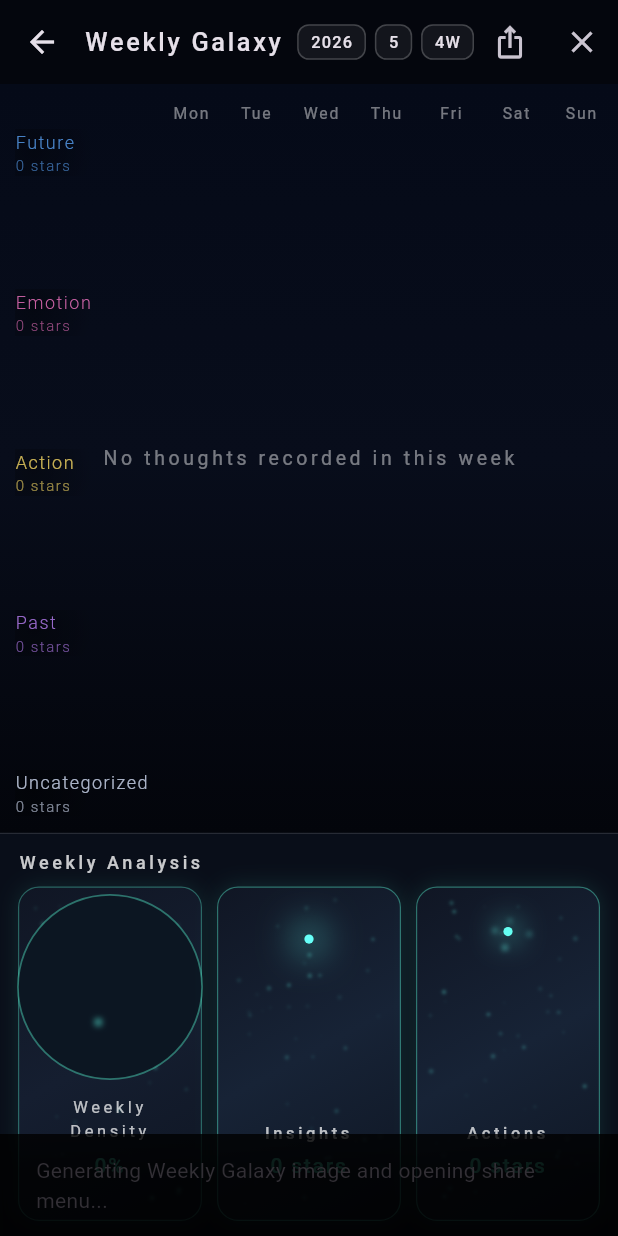
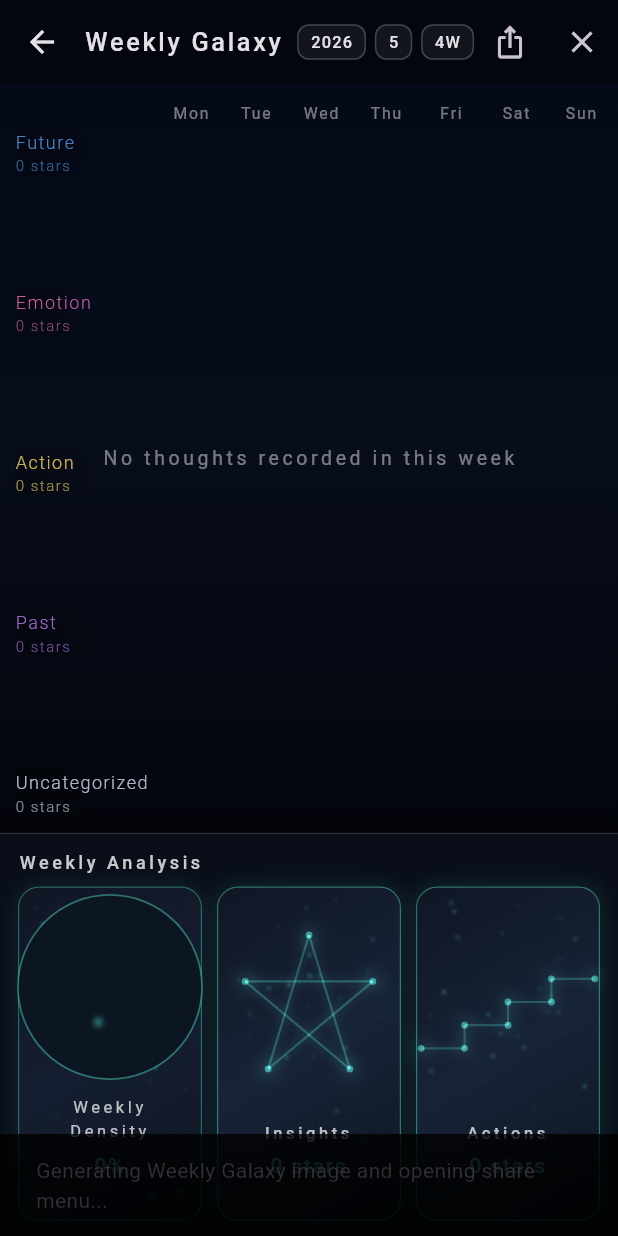
Before and after one commit to mindfulstudioofficial/mind_galaxy, a Flutter app: the WeeklyGalaxyScreen screen opened directly, after a tap on the "ios share" icon, on a phone screen of 412 x 824 dp. Run offline on Flutter 3.47's test engine with Material 3 defaults, Android fonts, the phone set to English and light mode, and no system bars; drawn by our look-alikes of screenshot; our stand-ins replace google_mobile_ads, hive, hive_flutter, share_plus; missing offline and left inert: universal_html; accounts and stored records are empty.

Commit message:
今週の振り返り気づき五芒星、行動階段へ星形状変更完了。
Co-authored-by: Cursor <cursoragent@cursor.com>

```diff
--- a/lib/main.dart
+++ b/lib/main.dart
@@ -54,17 +54,18 @@ void main() async {
   await AppSettings.ensureDefaults();
   await _runCategoryCanonicalMigrationOnce();
   await _removeLegacyScreenshotSeedThoughtsOnce();
-  await _removeScreenshotDemoArtifactsOnce();
   runApp(const MindGalaxyApp());
 }
 
 /// One-time cleanup of demo `Thought`s left by the removed screenshot-seeding build.
 const String _legacyScreenshotClusterId = 'mg_screenshot_seed';
-const String _legacyScreenshotPurgeDoneKey = 'legacy_mg_screenshot_seed_purged_v1';
+const String _legacyScreenshotPurgeDoneKey =
+    'legacy_mg_screenshot_seed_purged_v1';
 
 Future<void> _removeLegacyScreenshotSeedThoughtsOnce() async {
   final settings = Hive.box('settings');
-  if (settings.get(_legacyScreenshotPurgeDoneKey, defaultValue: false) as bool) {
+  if (settings.get(_legacyScreenshotPurgeDoneKey, defaultValue: false)
+      as bool) {
     return;
   }
   final box = Hive.box<Thought>('thoughts');
@@ -74,27 +75,6 @@ Future<void> _removeLegacyScreenshotSeedThoughtsOnce() async {
     }
   }
   await settings.put(_legacyScreenshotPurgeDoneKey, true);
-}
-
-/// One-time cleanup after removing the screenshot demo mode build.
-const String _screenshotDemoClusterId = 'screenshot_demo';
-const String _screenshotDemoPurgeDoneKey = 'screenshot_demo_purged_v1';
-
-Future<void> _removeScreenshotDemoArtifactsOnce() async {
-  final settings = Hive.box('settings');
-  if (settings.get(_screenshotDemoPurgeDoneKey, defaultValue: false) as bool) {
-    return;
-  }
-  final box = Hive.box<Thought>('thoughts');
-  for (final t in box.values.toList()) {
-    if (t.clusterId == _screenshotDemoClusterId) {
-      await t.delete();
-    }
-  }
-  if (settings.containsKey('screenshotDemoMode')) {
-    await settings.delete('screenshotDemoMode');
-  }
-  await settings.put(_screenshotDemoPurgeDoneKey, true);
 }
 
 Future<void> _runCategoryCanonicalMigrationOnce() async {
--- a/lib/screens/home_screen.dart
+++ b/lib/screens/home_screen.dart
@@ -1687,6 +1687,10 @@ class _HomeScreenState extends State<HomeScreen> with TickerProviderStateMixin {
         action.contains(keyword);
   }
 
+  String _sanitizeObservationSupplement(String raw) {
+    return raw.replaceFirst(RegExp(r'^\s*[💡🏃]\s*'), '');
+  }
+
   void _rebuildObservationSearchMatches() {
     final normalized = _observationSearchQuery.trim().toLowerCase();
     if (normalized.isEmpty) {
@@ -1930,8 +1934,10 @@ class _HomeScreenState extends State<HomeScreen> with TickerProviderStateMixin {
 
       if (focusFactor > 0) {
         final thoughtTrim = thought.content.trim();
-        final insightRaw = thought.insight?.trim() ?? "";
-        final actionRaw = thought.action?.trim() ?? "";
+        final insightRaw =
+            _sanitizeObservationSupplement(thought.insight?.trim() ?? "");
+        final actionRaw =
+            _sanitizeObservationSupplement(thought.action?.trim() ?? "");
         final placeLabelOnLeft = x > (size.width * 0.5);
         final textAlign = placeLabelOnLeft ? TextAlign.right : TextAlign.left;
         final crossAxisAlignment = placeLabelOnLeft
@@ -1968,7 +1974,7 @@ class _HomeScreenState extends State<HomeScreen> with TickerProviderStateMixin {
           if (insightRaw.isNotEmpty) ...[
             if (thoughtTrim.isNotEmpty) const SizedBox(height: blockGap),
             Text(
-              '💡 $insightRaw',
+              insightRaw,
               textAlign: textAlign,
               maxLines: maxObservationTextLines,
               overflow: TextOverflow.ellipsis,
@@ -1992,7 +1998,7 @@ class _HomeScreenState extends State<HomeScreen> with TickerProviderStateMixin {
             if (thoughtTrim.isNotEmpty || insightRaw.isNotEmpty)
               const SizedBox(height: blockGap),
             Text(
-              '🏃 $actionRaw',
+              actionRaw,
               textAlign: textAlign,
               maxLines: maxObservationTextLines,
               overflow: TextOverflow.ellipsis,
--- a/lib/screens/weekly_galaxy_screen.dart
+++ b/lib/screens/weekly_galaxy_screen.dart
@@ -1876,72 +1876,140 @@ class _StatConstellationPainter extends CustomPainter {
     required this.particleMode,
   });
 
-  List<Offset> _buildPoints(Size size) {
-    final starCount = count.clamp(1, 18);
-    final center = Offset(size.width * 0.5, size.height * 0.48);
-    final baseRadius = min(size.width, size.height) * 0.28;
-    final points = <Offset>[];
-    for (var i = 0; i < starCount; i++) {
-      final angle = (-pi / 2) + (2 * pi * i / starCount);
-      final radiusMod = particleMode
-          ? 0.985 + sin((2 * pi * i / starCount) * 2.0) * 0.018
-          : 0.88 + ((i % 3) * 0.08);
-      points.add(
-        Offset(
-          center.dx + cos(angle) * baseRadius * radiusMod,
-          center.dy + sin(angle) * baseRadius * radiusMod,
-        ),
-      );
-    }
-    return points;
+  List<Offset> _templatePoints(Size size) {
+    final width = size.width;
+    final height = size.height;
+
+    if (particleMode) {
+      // Action: upward staircase (small consistent steps).
+      return <Offset>[
+        Offset(width * 0.16, height * 0.66), // step 1 start
+        Offset(width * 0.33, height * 0.66), // step 1 run
+        Offset(width * 0.33, height * 0.57), // step 1 rise
+        Offset(width * 0.50, height * 0.57), // step 2 run
+        Offset(width * 0.50, height * 0.48), // step 2 rise
+        Offset(width * 0.67, height * 0.48), // step 3 run
+        Offset(width * 0.67, height * 0.39), // step 3 rise
+        Offset(width * 0.84, height * 0.39), // step 3 top run
+      ];
+    }
+
+    // Insight: five-pointed star.
+    return <Offset>[
+      Offset(width * 0.50, height * 0.22), // top
+      Offset(width * 0.66, height * 0.74), // lower-right
+      Offset(width * 0.25, height * 0.40), // upper-left
+      Offset(width * 0.75, height * 0.40), // upper-right
+      Offset(width * 0.34, height * 0.74), // lower-left
+    ];
+  }
+
+  List<List<int>> _templateSegments() {
+    if (particleMode) {
+      return const <List<int>>[
+        [0, 1],
+        [1, 2],
+        [2, 3],
+        [3, 4],
+        [4, 5],
+        [5, 6],
+        [6, 7],
+      ];
+    }
+
+    return const <List<int>>[
+      [0, 1],
+      [1, 2],
+      [2, 3],
+      [3, 4],
+      [4, 0],
+    ];
+  }
+
+  int _activePointCount(int pointTotal) {
+    final safeCount = count.clamp(0, 1100);
+    if (safeCount <= 0) return 0;
+    final scaled = ((safeCount / 18.0) * pointTotal).ceil();
+    return scaled.clamp(1, pointTotal);
   }
 
   @override
   void paint(Canvas canvas, Size size) {
-    final points = _buildPoints(size);
+    final points = _templatePoints(size);
+    final segments = _templateSegments();
     if (points.isEmpty) return;
-
-    if (points.length >= 2) {
-      final path = Path()..moveTo(points.first.dx, points.first.dy);
-      for (var i = 1; i < points.length; i++) {
-        path.lineTo(points[i].dx, points[i].dy);
+    final activePointCount = _activePointCount(points.length);
+    final activeIndices = <int>{for (var i = 0; i < activePointCount; i++) i};
+    final intensity = (count / 18.0).clamp(0.0, 1.0);
+
+    // Always draw a faint skeleton so shape stays recognizable with low counts.
+    for (final segment in segments) {
+      final a = points[segment[0]];
+      final b = points[segment[1]];
+      final ghostGlow = Paint()
+        ..style = PaintingStyle.stroke
+        ..strokeWidth = particleMode ? 1.9 : 2.1
+        ..color = color.withValues(alpha: particleMode ? 0.08 : 0.1)
+        ..maskFilter = const MaskFilter.blur(BlurStyle.normal, 2.0)
+        ..blendMode = BlendMode.plus;
+      final ghostLine = Paint()
+        ..style = PaintingStyle.stroke
+        ..strokeWidth = 0.9
+        ..color = color.withValues(alpha: particleMode ? 0.2 : 0.24)
+        ..blendMode = BlendMode.plus;
+      canvas.drawLine(a, b, ghostGlow);
+      canvas.drawLine(a, b, ghostLine);
+    }
+
+    for (final segment in segments) {
+      final start = segment[0];
+      final end = segment[1];
+      if (!activeIndices.contains(start) || !activeIndices.contains(end)) {
+        continue;
       }
-      if (points.length > 2) {
-        path.lineTo(points.first.dx, points.first.dy);
-      }
-
+
+      final a = points[start];
+      final b = points[end];
+      final activeGlow = Paint()
+        ..style = PaintingStyle.stroke
+        ..strokeWidth = particleMode ? 2.4 : 2.6
+        ..color = color.withValues(alpha: 0.18 + intensity * 0.2)
+        ..maskFilter = const MaskFilter.blur(BlurStyle.normal, 2.4)
+        ..blendMode = BlendMode.plus;
       final linePaint = Paint()
         ..style = PaintingStyle.stroke
-        ..strokeWidth = 1.1
-        ..color = color.withValues(alpha: 0.55)
+        ..strokeWidth = 1.15
+        ..color = color.withValues(alpha: 0.5 + intensity * 0.28)
         ..blendMode = BlendMode.plus;
-      final lineGlow = Paint()
-        ..style = PaintingStyle.stroke
-        ..strokeWidth = 2.2
-        ..color = color.withValues(alpha: 0.22)
-        ..maskFilter = const MaskFilter.blur(BlurStyle.normal, 2.2)
+      canvas.drawLine(a, b, activeGlow);
+      canvas.drawLine(a, b, linePaint);
+    }
+
+    final random = Random(count * (particleMode ? 37 : 17));
+    for (var pointIndex = 0; pointIndex < points.length; pointIndex++) {
+      final point = points[pointIndex];
+      final isActive = activeIndices.contains(pointIndex);
+      final core = Paint()
+        ..color = color.withValues(alpha: isActive ? 0.92 : 0.46)
         ..blendMode = BlendMode.plus;
-      canvas.drawPath(path, lineGlow);
-      canvas.drawPath(path, linePaint);
-    }
-
-    final random = Random(count * (particleMode ? 37 : 17));
-    for (final point in points) {
-      final core = Paint()
-        ..color = color.withValues(alpha: 0.9)
+      canvas.drawCircle(point, isActive ? 2.0 : 1.4, core);
+
+      final glow = Paint()
+        ..color = color.withValues(
+          alpha: isActive
+              ? (particleMode ? 0.32 : 0.5) + intensity * 0.2
+              : (particleMode ? 0.14 : 0.2),
+        )
+        ..maskFilter = MaskFilter.blur(BlurStyle.normal, isActive ? 5.8 : 3.4)
         ..blendMode = BlendMode.plus;
-      canvas.drawCircle(point, 1.9, core);
-
-      final glow = Paint()
-        ..color = color.withValues(alpha: particleMode ? 0.44 : 0.58)
-        ..maskFilter =
-            MaskFilter.blur(BlurStyle.normal, particleMode ? 5.6 : 7.5)
-        ..blendMode = BlendMode.plus;
-      canvas.drawCircle(point, particleMode ? 4.7 : 5.8, glow);
-
-      if (particleMode) {
-        for (var i = 0; i < 4; i++) {
-          final baseAngle = (2 * pi * i / 4) + random.nextDouble() * 0.18;
+      canvas.drawCircle(
+          point, isActive ? (particleMode ? 4.9 : 5.9) : 3.2, glow);
+
+      if (particleMode && isActive) {
+        final particleBurst = 3 + (intensity * 3).round();
+        for (var i = 0; i < particleBurst; i++) {
+          final baseAngle =
+              (2 * pi * i / particleBurst) + random.nextDouble() * 0.18;
           final r = 4.8 + random.nextDouble() * 4.6;
           final particle = Offset(
             point.dx + cos(baseAngle) * r,
--- a/pubspec.yaml
+++ b/pubspec.yaml
@@ -1,7 +1,7 @@
 name: mindgalaxy
 description: Flutter Web app with emoji central star and popping thought stars
 publish_to: 'none'
-version: 1.0.2+1
+version: 1.0.2+2
 
 environment:
   sdk: '>=3.4.0 <4.0.0'
```
